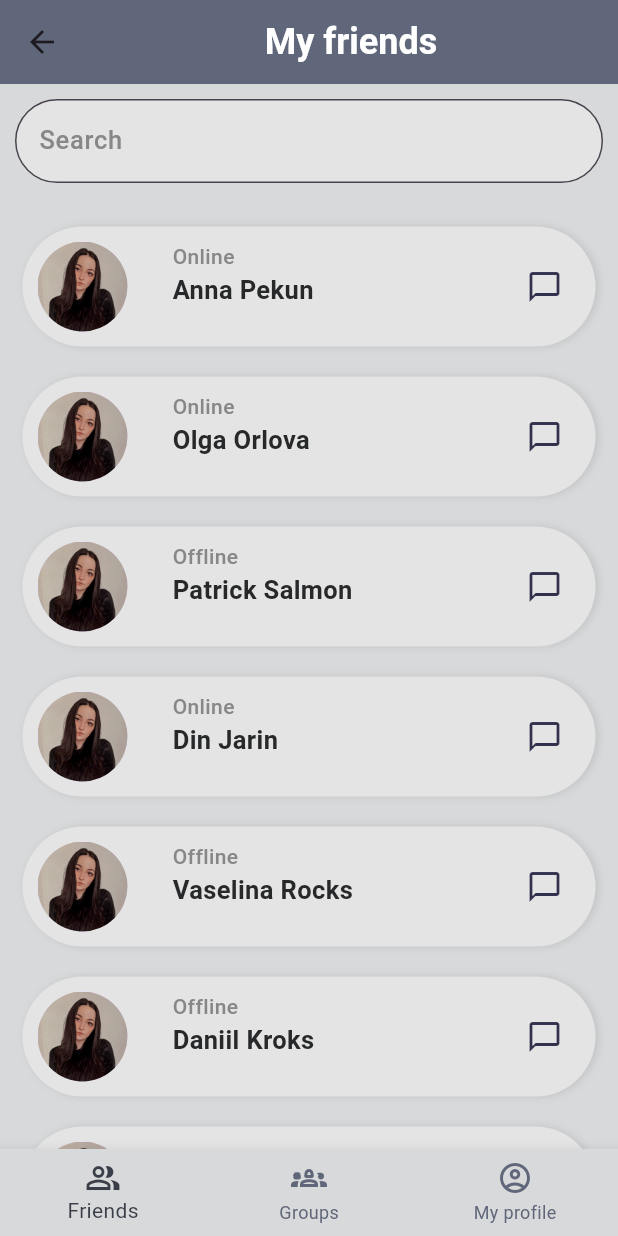
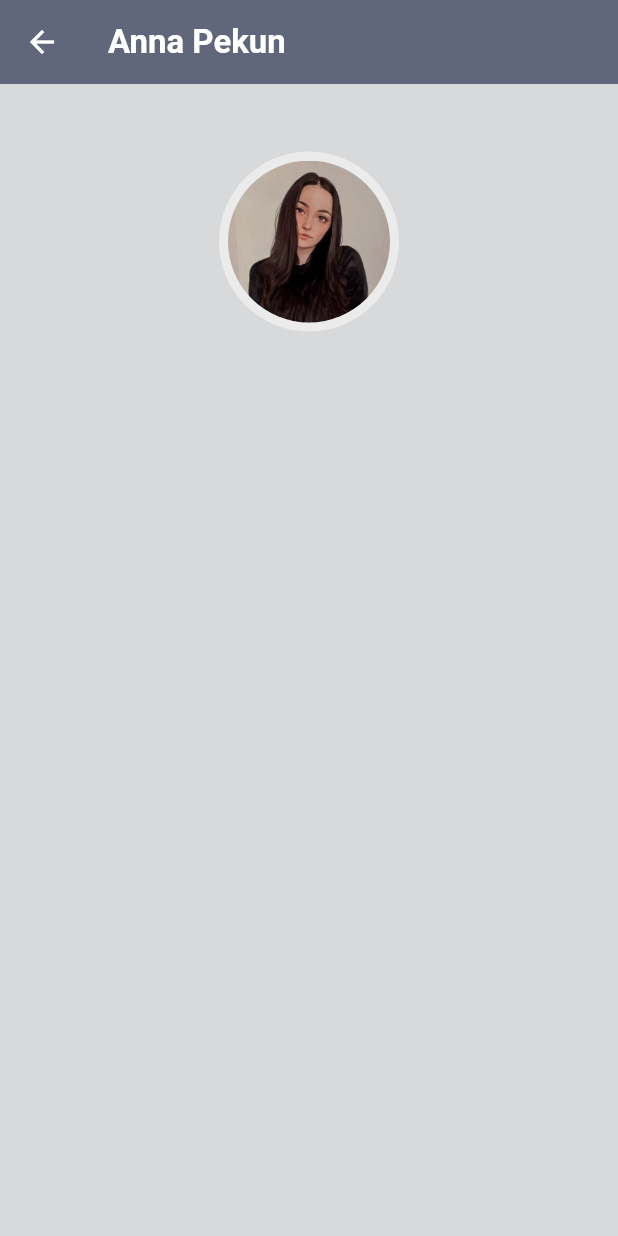
Before and after one commit to nodleSsh/quoks, a Flutter app: the MainScreeWidget screen opened by its route, after a tap on the "chat bubble outline" icon, on a phone screen of 412 x 824 dp. Run offline on Flutter 3.47's test engine with Material 3 defaults, Android fonts, the phone set to English and light mode, and no system bars.

Commit message:
create friends details widgets

```diff
--- a/lib/main.dart
+++ b/lib/main.dart
@@ -1,5 +1,6 @@
 import 'package:flutter/material.dart';
 import 'package:social_vk/widgets/auth/auth_widget.dart';
+import 'package:social_vk/widgets/auth/friend_details/friend_details_widget.dart';
 import 'package:social_vk/widgets/auth/main_screen/main_screen_widget.dart';
 
 void main() {
@@ -14,8 +15,10 @@ class MyApp extends StatelessWidget {
     return MaterialApp(
       theme: ThemeData(
         appBarTheme: const AppBarTheme(
-          backgroundColor: colorThemeAppBar,
-        ),
+            backgroundColor: colorThemeAppBar,
+            iconTheme: IconThemeData(
+              color: Colors.white,
+            )),
         bottomNavigationBarTheme: const BottomNavigationBarThemeData(
           backgroundColor: Color(0xFFD8D9DA),
           selectedItemColor: Color.fromARGB(255, 58, 62, 73),
@@ -26,6 +29,18 @@ class MyApp extends StatelessWidget {
       routes: {
         '/auth': (context) => const AuthWidget(),
         '/main_screen': (context) => const MainScreeWidget(),
+        '/main_screen/friend_details_widget': (context) {
+          final arguments = ModalRoute.of(context)?.settings.arguments;
+          if (arguments is int) {
+            return FriendDetailsWidget(
+              friendsId: arguments,
+            );
+          } else {
+            return const FriendDetailsWidget(
+              friendsId: 0,
+            );
+          }
+        },
       },
       initialRoute: '/auth',
     );
--- /dev/null
+++ b/lib/widgets/auth/friend_details/friend_details_info_widget.dart
@@ -0,0 +1,47 @@
+import 'package:flutter/material.dart';
+import 'package:social_vk/resources/resources.dart';
+
+class FriendsDetailsInfoWidget extends StatelessWidget {
+  const FriendsDetailsInfoWidget({super.key});
+
+  @override
+  Widget build(BuildContext context) {
+    return const Padding(
+      padding: EdgeInsets.only(top: 15, left: 10, right: 10, bottom: 10),
+      child: Column(
+        children: [
+          SizedBox(
+            height: 30,
+          ),
+          AvatarProfileVidget(),
+        ],
+      ),
+    );
+  }
+}
+
+class AvatarProfileVidget extends StatelessWidget {
+  const AvatarProfileVidget({super.key});
+
+  @override
+  Widget build(BuildContext context) {
+    return const Stack(
+      children: [
+        CircleAvatar(
+          radius: 60,
+          backgroundColor: Color.fromARGB(255, 236, 235, 235),
+          child: Padding(
+            padding: EdgeInsets.all(6.0),
+            child: ClipOval(
+              child: Image(
+                image: AssetImage(
+                  AppImages.avatar,
+                ),
+              ),
+            ),
+          ),
+        ),
+      ],
+    );
+  }
+}
--- /dev/null
+++ b/lib/widgets/auth/friend_details/friend_details_widget.dart
@@ -0,0 +1,35 @@
+import 'package:flutter/material.dart';
+import 'package:social_vk/widgets/auth/friend_details/friend_details_info_widget.dart';
+
+class FriendDetailsWidget extends StatefulWidget {
+  final int friendsId;
+  const FriendDetailsWidget({super.key, required this.friendsId});
+
+  @override
+  State<FriendDetailsWidget> createState() => _FriendDetailsWidgetState();
+}
+
+class _FriendDetailsWidgetState extends State<FriendDetailsWidget> {
+  @override
+  Widget build(BuildContext context) {
+    return Scaffold(
+      backgroundColor: const Color(0xFFD8D9DA),
+      appBar: AppBar(
+        backgroundColor: const Color(0xFF61677A),
+        title: const Text(
+          'Anna Pekun',
+          style: TextStyle(
+            color: Colors.white,
+            fontSize: 22,
+            fontWeight: FontWeight.w600,
+          ),
+        ),
+      ),
+      body: ListView(
+        children: const [
+          FriendsDetailsInfoWidget(),
+        ],
+      ),
+    );
+  }
+}
--- a/lib/widgets/auth/friends_list/friends_list_widget.dart
+++ b/lib/widgets/auth/friends_list/friends_list_widget.dart
@@ -1,11 +1,17 @@
 import 'package:flutter/material.dart';
 import 'package:social_vk/resources/resources.dart';
+import 'package:social_vk/widgets/auth/friend_details/friend_details_widget.dart';
 
 class Friends {
+  final int id;
   final String avatar;
   final String name;
   final String status;
-  Friends({required this.avatar, required this.name, required this.status});
+  Friends(
+      {required this.avatar,
+      required this.name,
+      required this.status,
+      required this.id});
 }
 
 class FriendsListWidgets extends StatefulWidget {
@@ -18,41 +24,49 @@ class FriendsListWidgets extends StatefulWidget {
 class _FriendsListWidgetsState extends State<FriendsListWidgets> {
   final _friends = [
     Friends(
+      id: 1,
       avatar: AppImages.avatar,
       name: 'Anna Pekun',
       status: 'Online',
     ),
     Friends(
+      id: 2,
       avatar: AppImages.avatar,
       name: 'Olga Orlova',
       status: 'Online',
     ),
     Friends(
+      id: 3,
       avatar: AppImages.avatar,
       name: 'Patrick Salmon',
       status: 'Offline',
     ),
     Friends(
+      id: 4,
       avatar: AppImages.avatar,
       name: 'Din Jarin',
       status: 'Online',
     ),
     Friends(
+      id: 5,
       avatar: AppImages.avatar,
       name: 'Vaselina Rocks',
       status: 'Offline',
     ),
     Friends(
+      id: 6,
       avatar: AppImages.avatar,
       name: 'Daniil Kroks',
       status: 'Offline',
     ),
     Friends(
+      id: 7,
       avatar: AppImages.avatar,
       name: 'Lena Lena',
       status: 'Oflline',
     ),
     Friends(
+      id: 8,
       avatar: AppImages.avatar,
       name: 'Tani Kate',
       status: 'Offline',
@@ -79,6 +93,14 @@ class _FriendsListWidgetsState extends State<FriendsListWidgets> {
     super.initState();
     _filtredFriends = _friends;
     _searchController.addListener(_searchFriends);
+  }
+
+  void _onFriendTap(int index) {
+    final id = _friends[index].id;
+    Navigator.of(context).pushNamed(
+      '/main_screen/friend_details_widget',
+      arguments: id,
+    );
   }
 
   final statusStyle = const TextStyle(
@@ -166,9 +188,7 @@ class _FriendsListWidgetsState extends State<FriendsListWidgets> {
                     color: Colors.transparent,
                     child: InkWell(
                       borderRadius: BorderRadius.circular(50),
-                      onTap: () {
-                        print('Choise people');
-                      },
+                      onTap: () => _onFriendTap(index),
                     ),
                   ),
                 ],
--- a/lib/widgets/auth/main_screen/main_screen_widget.dart
+++ b/lib/widgets/auth/main_screen/main_screen_widget.dart
@@ -20,7 +20,7 @@ class _MainScreeWidgetState extends State<MainScreeWidget> {
 
   final logoStyle = const TextStyle(
     color: Colors.white,
-    fontSize: 24,
+    fontSize: 22,
     fontWeight: FontWeight.w600,
   );
 
@@ -31,7 +31,7 @@ class _MainScreeWidgetState extends State<MainScreeWidget> {
       appBar: AppBar(
         title: Center(
           child: Text(
-            'My friends',
+            'qk',
             style: logoStyle,
           ),
         ),
```
